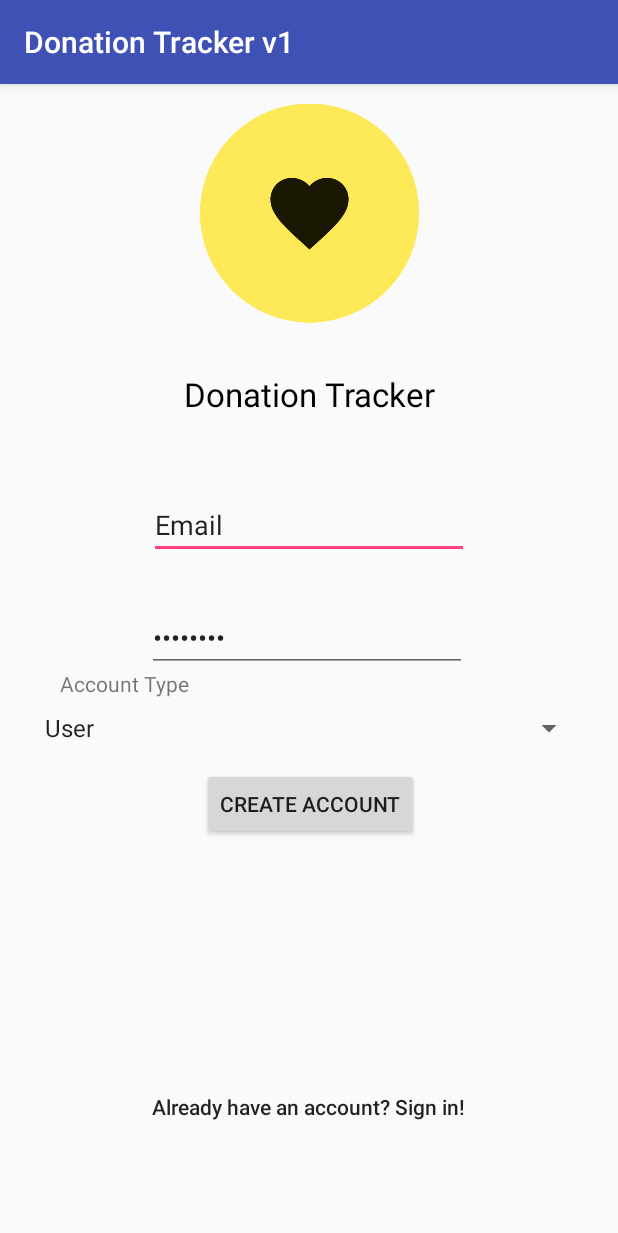
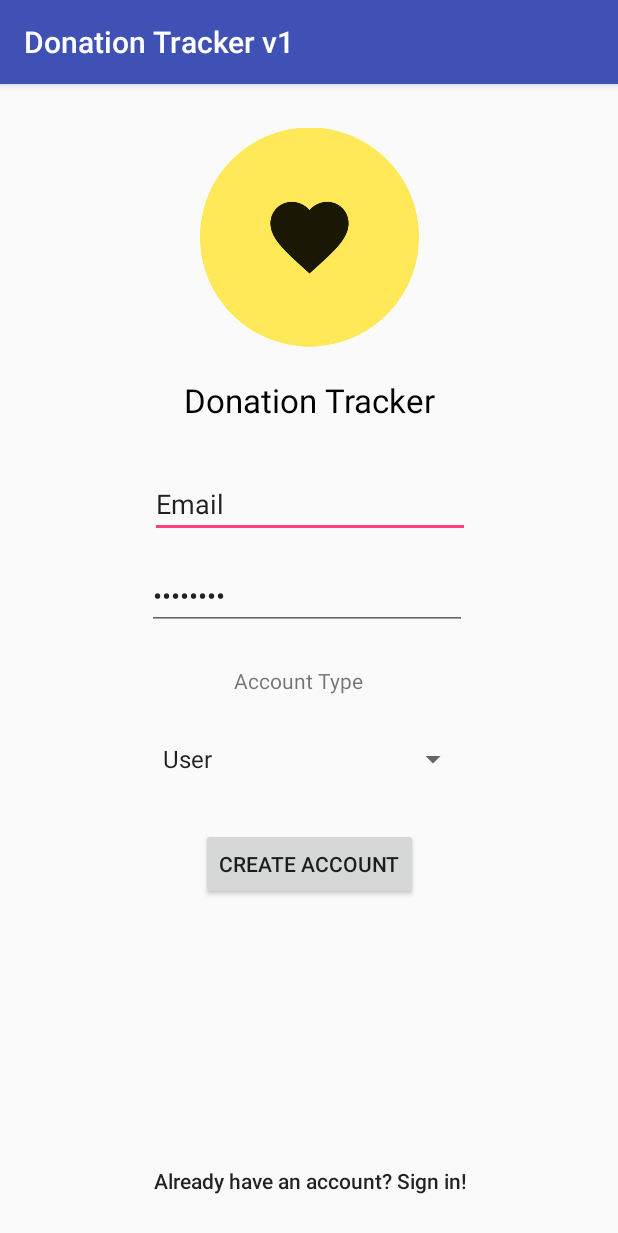
Before and after one commit to clairewcheng/DonationTracker, an Android app: the screen it shows after launch (MainActivity), on a phone screen of 412 x 824 dp. Shown: the top 1233 px of the screen. Run offline under Robolectric (Android 15) with nearby library versions, the phone set to English and light mode, and no system bars; our stand-ins replace Firebase (no records; nobody signed in at launch, a user with empty details on screens opened directly).

Commit message:
update UI to look organized and pretty :)

```diff
--- a/app/build.gradle
+++ b/app/build.gradle
@@ -1,7 +1,7 @@
 apply plugin: 'com.android.application'
 
 android {
-    compileSdkVersion 27
+    compileSdkVersion 28
     defaultConfig {
         applicationId "com.example.claire.donationtrackerv1"
         minSdkVersion 22
@@ -16,7 +16,7 @@ android {
             proguardFiles getDefaultProguardFile('proguard-android.txt'), 'proguard-rules.pro'
         }
     }
-    buildToolsVersion '27.0.3'
+    buildToolsVersion '28.0.2'
 }
 
 dependencies {
--- a/app/src/main/res/layout/activity_app_home.xml
+++ b/app/src/main/res/layout/activity_app_home.xml
@@ -24,8 +24,10 @@
         android:contentDescription="@string/fillerimage"
         app:layout_constraintBottom_toBottomOf="parent"
         app:layout_constraintEnd_toEndOf="parent"
+        app:layout_constraintHorizontal_bias="0.482"
         app:layout_constraintStart_toStartOf="parent"
         app:layout_constraintTop_toTopOf="parent"
+        app:layout_constraintVertical_bias="0.344"
         app:srcCompat="@drawable/apphomefiller" />
 
 </android.support.constraint.ConstraintLayout>
--- a/app/src/main/res/layout/activity_main.xml
+++ b/app/src/main/res/layout/activity_main.xml
@@ -11,9 +11,11 @@
         android:layout_width="146dp"
         android:layout_height="172dp"
         android:layout_marginStart="8dp"
+        android:layout_marginTop="16dp"
         android:layout_marginEnd="8dp"
         android:contentDescription="@string/todo"
         app:layout_constraintEnd_toEndOf="parent"
+        app:layout_constraintHorizontal_bias="0.502"
         app:layout_constraintStart_toStartOf="parent"
         app:layout_constraintTop_toTopOf="parent"
         app:srcCompat="@drawable/logo" />
@@ -22,13 +24,14 @@
         android:id="@+id/donationtrackertitle"
         android:layout_width="wrap_content"
         android:layout_height="wrap_content"
+        android:layout_marginStart="8dp"
+        android:layout_marginTop="8dp"
         android:layout_marginEnd="8dp"
-        android:layout_marginStart="8dp"
-        android:layout_marginTop="20dp"
         android:text="@string/donation_tracker"
         android:textAppearance="@style/TextAppearance.AppCompat.Large"
         android:textColor="@android:color/black"
         app:layout_constraintEnd_toEndOf="parent"
+        app:layout_constraintHorizontal_bias="0.502"
         app:layout_constraintStart_toStartOf="parent"
         app:layout_constraintTop_toBottomOf="@+id/logocreate" />
 
@@ -36,14 +39,15 @@
         android:id="@+id/emailcreate"
         android:layout_width="wrap_content"
         android:layout_height="wrap_content"
+        android:layout_marginStart="8dp"
+        android:layout_marginTop="32dp"
         android:layout_marginEnd="8dp"
-        android:layout_marginStart="8dp"
-        android:layout_marginTop="50dp"
         android:ems="10"
         android:hint="@string/email"
         android:inputType="textEmailAddress"
         android:text="@string/email"
         app:layout_constraintEnd_toEndOf="parent"
+        app:layout_constraintHorizontal_bias="0.505"
         app:layout_constraintStart_toStartOf="parent"
         app:layout_constraintTop_toBottomOf="@+id/donationtrackertitle" />
 
@@ -51,16 +55,16 @@
         android:id="@+id/passwordcreate"
         android:layout_width="wrap_content"
         android:layout_height="wrap_content"
+        android:layout_marginStart="98dp"
+        android:layout_marginTop="16dp"
         android:layout_marginEnd="100dp"
-        android:layout_marginStart="98dp"
-        android:layout_marginTop="30dp"
         android:ems="10"
         android:hint="@string/password"
         android:inputType="textPassword"
         android:text="@string/password"
         app:layout_constraintBottom_toTopOf="@+id/createaccountbutton"
         app:layout_constraintEnd_toEndOf="parent"
-        app:layout_constraintHorizontal_bias="0.0"
+        app:layout_constraintHorizontal_bias="0.448"
         app:layout_constraintStart_toStartOf="parent"
         app:layout_constraintTop_toBottomOf="@+id/emailcreate" />
 
@@ -69,11 +73,11 @@
         android:layout_width="wrap_content"
         android:layout_height="wrap_content"
         android:layout_marginStart="161dp"
-        android:layout_marginTop="64dp"
+        android:layout_marginTop="132dp"
         android:layout_marginEnd="162dp"
         android:text="@string/create_account"
         app:layout_constraintEnd_toEndOf="parent"
-        app:layout_constraintHorizontal_bias="0.488"
+        app:layout_constraintHorizontal_bias="0.491"
         app:layout_constraintStart_toStartOf="parent"
         app:layout_constraintTop_toBottomOf="@+id/passwordcreate" />
 
@@ -82,40 +86,41 @@
         style="@style/Widget.AppCompat.Button.Borderless"
         android:layout_width="wrap_content"
         android:layout_height="wrap_content"
-        android:layout_marginBottom="8dp"
-        android:layout_marginEnd="162dp"
         android:layout_marginStart="161dp"
         android:layout_marginTop="100dp"
+        android:layout_marginEnd="162dp"
+        android:layout_marginBottom="8dp"
         android:text="@string/already_have_an_account_sign_in"
         android:textAppearance="@style/TextAppearance.AppCompat.Body2"
         app:layout_constraintBottom_toBottomOf="parent"
         app:layout_constraintEnd_toEndOf="parent"
+        app:layout_constraintHorizontal_bias="0.494"
         app:layout_constraintStart_toStartOf="parent"
-        app:layout_constraintTop_toBottomOf="@+id/createaccountbutton" />
+        app:layout_constraintTop_toBottomOf="@+id/createaccountbutton"
+        app:layout_constraintVertical_bias="0.933" />
 
     <Spinner
         android:id="@+id/spinner"
-        android:layout_width="368dp"
-        android:layout_height="wrap_content"
+        android:layout_width="212dp"
+        android:layout_height="41dp"
         android:layout_marginStart="8dp"
         android:layout_marginTop="4dp"
         android:layout_marginEnd="8dp"
         android:layout_marginBottom="17dp"
         app:layout_constraintBottom_toTopOf="@+id/createaccountbutton"
         app:layout_constraintEnd_toEndOf="parent"
+        app:layout_constraintHorizontal_bias="0.502"
         app:layout_constraintStart_toStartOf="parent"
         app:layout_constraintTop_toBottomOf="@+id/textView" />
 
     <TextView
         android:id="@+id/textView"
-        android:layout_width="wrap_content"
-        android:layout_height="wrap_content"
-        android:layout_marginStart="26dp"
-        android:layout_marginEnd="272dp"
-        android:layout_marginBottom="4dp"
+        android:layout_width="97dp"
+        android:layout_height="30dp"
+        android:layout_marginStart="156dp"
+        android:layout_marginTop="16dp"
         android:text="Account Type"
         app:layout_constraintBottom_toTopOf="@+id/spinner"
-        app:layout_constraintEnd_toEndOf="parent"
         app:layout_constraintStart_toStartOf="parent"
         app:layout_constraintTop_toBottomOf="@+id/passwordcreate" />
 
--- a/app/src/main/res/layout/activity_signinscreen.xml
+++ b/app/src/main/res/layout/activity_signinscreen.xml
@@ -24,9 +24,9 @@
         android:id="@+id/logosignin"
         android:layout_width="146dp"
         android:layout_height="172dp"
+        android:layout_marginStart="8dp"
+        android:layout_marginTop="16dp"
         android:layout_marginEnd="8dp"
-        android:layout_marginStart="8dp"
-        android:layout_marginTop="100dp"
         android:contentDescription="@string/logo"
         app:layout_constraintEnd_toEndOf="parent"
         app:layout_constraintStart_toStartOf="parent"
@@ -37,14 +37,15 @@
         android:id="@+id/emailsignin"
         android:layout_width="wrap_content"
         android:layout_height="wrap_content"
+        android:layout_marginStart="8dp"
+        android:layout_marginTop="8dp"
         android:layout_marginEnd="8dp"
-        android:layout_marginStart="8dp"
-        android:layout_marginTop="50dp"
         android:ems="10"
         android:hint="@string/email"
         android:inputType="textEmailAddress"
         android:text="@string/email"
         app:layout_constraintEnd_toEndOf="parent"
+        app:layout_constraintHorizontal_bias="0.503"
         app:layout_constraintStart_toStartOf="parent"
         app:layout_constraintTop_toBottomOf="@+id/welcomeback" />
 
--- a/build.gradle
+++ b/build.gradle
@@ -7,7 +7,7 @@ buildscript {
         jcenter()
     }
     dependencies {
-        classpath 'com.android.tools.build:gradle:3.1.0'
+        classpath 'com.android.tools.build:gradle:3.2.0'
 
 
         // NOTE: Do not place your application dependencies here; they belong
```
Also changed, not shown: gradle/wrapper/gradle-wrapper.properties, 1 other file.
